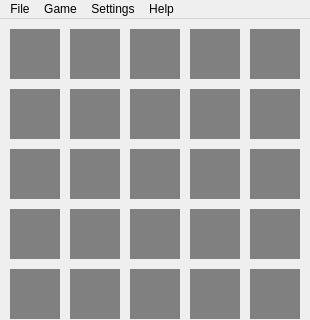
The window that wordle.ui (purplewavesss/WordleQt) describes before a commit, drawn with Qt 5; both pictures show x 0 to 310 and y 0 to 320 of the 310 by 460 pixel window.
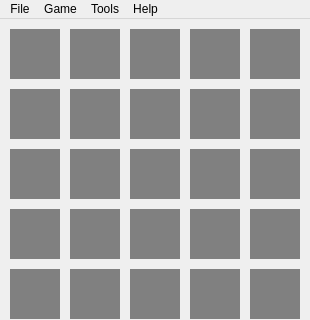
The same window after the commit.

The edit to the form file:
```diff
--- a/wordle.ui
+++ b/wordle.ui
@@ -943,9 +943,9 @@
     <addaction name="check_streak_action"/>
     <addaction name="check_stats_action"/>
    </widget>
-   <widget class="QMenu" name="settings_menu">
+   <widget class="QMenu" name="tools_menu">
     <property name="title">
-     <string>Settings</string>
+     <string>Tools</string>
     </property>
     <addaction name="add_words_action"/>
     <addaction name="mode_action"/>
@@ -959,7 +959,7 @@
    </widget>
    <addaction name="file_menu"/>
    <addaction name="game_menu"/>
-   <addaction name="settings_menu"/>
+   <addaction name="tools_menu"/>
    <addaction name="about_menu"/>
   </widget>
   <action name="actionExit">
```
Left out of the diff: 6 changed lines with no effect on the pictures.
